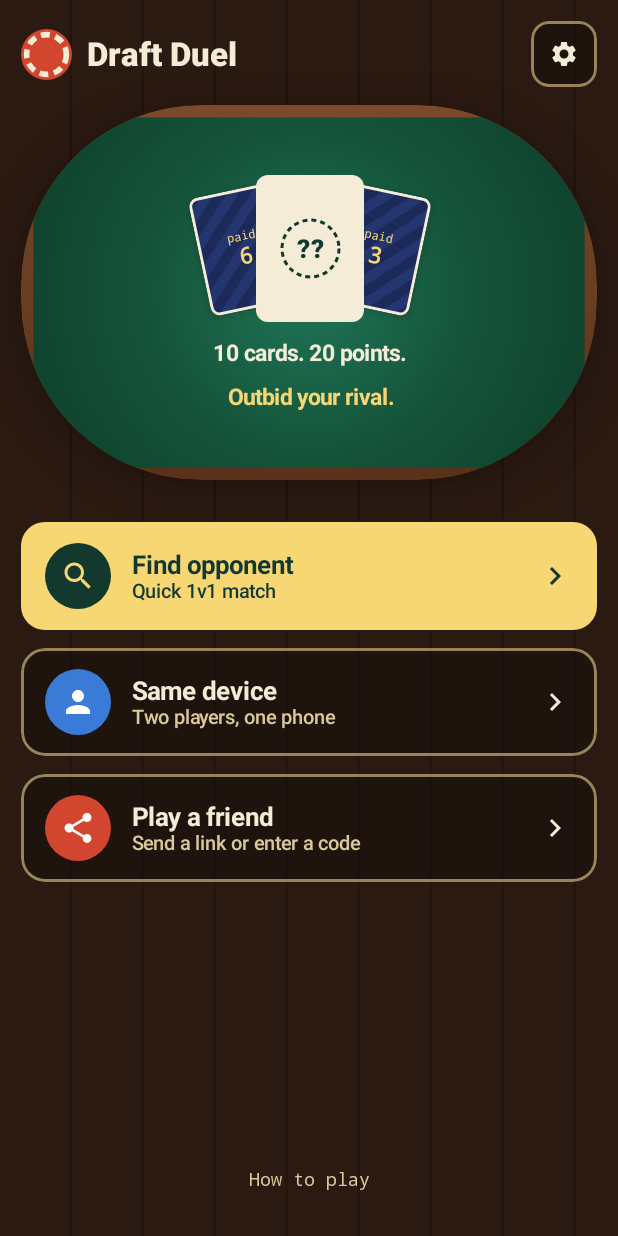
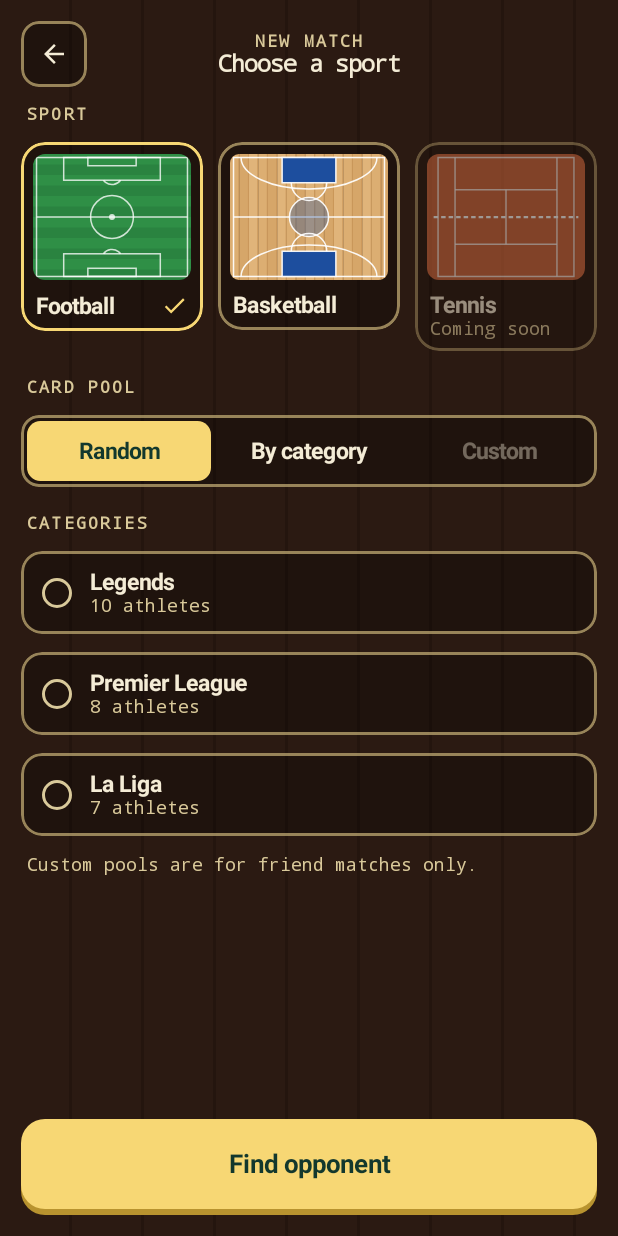
Before and after one commit to vidanstojic/Draft-Duel, an Android app built with Jetpack Compose: the screen it shows after launch (MainActivity), after a tap on "Find opponent", on a phone screen of 412 x 824 dp. Run offline under Robolectric (Android 15) with nearby library versions, the phone set to English and light mode, and no system bars; our stand-ins replace Compose Multiplatform resources.

Commit message:
feat(category): sport and card pool selection
Category screen with sport tiles that preview each surface (tennis shown
as coming soon), card pool source (random, by category, custom for friend
matches only) and the category list. The view model stores the chosen
MatchSetup in the session repository.

```diff
--- a/composeApp/src/commonMain/composeResources/values/strings.xml
+++ b/composeApp/src/commonMain/composeResources/values/strings.xml
@@ -28,4 +28,24 @@
     <string name="mode_friend_subtitle">Send a link or enter a code</string>
     <string name="how_to_play">How to play</string>
     <string name="how_to_play_rules">You both start with 20 points. 10 cards go up for auction, one at a time.\n\nThe opener must bid. Then raise by 1, 2 or 5, or pass and the other player takes the card at their last bid.\n\nRatings stay hidden. You see yours when you win a card and your rival's at the end.\n\nThe higher total rating wins.</string>
+    <!-- Sports -->
+    <string name="sport_football">Football</string>
+    <string name="sport_basketball">Basketball</string>
+    <string name="sport_tennis">Tennis</string>
+
+    <!-- Category -->
+    <string name="category_new_match">New match</string>
+    <string name="category_title">Choose a sport</string>
+    <string name="category_sport">Sport</string>
+    <string name="category_pool">Card pool</string>
+    <string name="category_pick_categories">Categories</string>
+    <string name="category_athletes">%1$d athletes</string>
+    <string name="category_coming_soon">Coming soon</string>
+    <string name="category_custom_hint">You will pick at least 10 athletes before sending the invite. Coming soon.</string>
+    <string name="category_custom_friend_only">Custom pools are for friend matches only.</string>
+    <string name="source_random">Random</string>
+    <string name="source_category">By category</string>
+    <string name="source_custom">Custom</string>
+    <string name="cta_continue">Continue</string>
+    <string name="cta_create_invite">Create invite</string>
 </resources>
--- a/composeApp/src/commonMain/kotlin/com/vidanstojic/draftduel/navigation/DraftDuelNavHost.kt
+++ b/composeApp/src/commonMain/kotlin/com/vidanstojic/draftduel/navigation/DraftDuelNavHost.kt
@@ -6,6 +6,9 @@ import androidx.navigation.NavHostController
 import androidx.navigation.compose.NavHost
 import androidx.navigation.compose.composable
 import androidx.navigation.compose.rememberNavController
+import androidx.navigation.toRoute
+import com.vidanstojic.draftduel.domain.model.GameMode
+import com.vidanstojic.draftduel.ui.screens.category.CategoryRoute
 import com.vidanstojic.draftduel.ui.screens.home.HomeRoute
 
 @Composable
@@ -19,7 +22,15 @@ fun DraftDuelNavHost(
         modifier = modifier,
     ) {
         composable<Route.Home> {
-            HomeRoute(onModeSelected = {})
+            HomeRoute(onModeSelected = { mode -> navController.navigate(Route.ChooseCategory(mode.name)) })
+        }
+        composable<Route.ChooseCategory> { entry ->
+            val route = entry.toRoute<Route.ChooseCategory>()
+            CategoryRoute(
+                mode = GameMode.valueOf(route.mode),
+                onBack = { navController.popBackStack() },
+                onContinue = { },
+            )
         }
     }
 }
--- a/composeApp/src/commonMain/kotlin/com/vidanstojic/draftduel/navigation/Route.kt
+++ b/composeApp/src/commonMain/kotlin/com/vidanstojic/draftduel/navigation/Route.kt
@@ -10,4 +10,7 @@ sealed interface Route {
 
     @Serializable
     data object Home : Route
+
+    @Serializable
+    data class ChooseCategory(val mode: String) : Route
 }
--- /dev/null
+++ b/composeApp/src/commonMain/kotlin/com/vidanstojic/draftduel/ui/screens/category/CategoryScreen.kt
@@ -0,0 +1,334 @@
+package com.vidanstojic.draftduel.ui.screens.category
+
+import androidx.compose.foundation.background
+import androidx.compose.foundation.border
+import androidx.compose.foundation.clickable
+import androidx.compose.foundation.layout.Arrangement
+import androidx.compose.foundation.layout.Box
+import androidx.compose.foundation.layout.Column
+import androidx.compose.foundation.layout.Row
+import androidx.compose.foundation.layout.fillMaxWidth
+import androidx.compose.foundation.layout.height
+import androidx.compose.foundation.layout.padding
+import androidx.compose.foundation.layout.size
+import androidx.compose.foundation.rememberScrollState
+import androidx.compose.foundation.selection.selectable
+import androidx.compose.foundation.shape.CircleShape
+import androidx.compose.foundation.shape.RoundedCornerShape
+import androidx.compose.foundation.verticalScroll
+import androidx.compose.material.icons.Icons
+import androidx.compose.material.icons.automirrored.filled.ArrowBack
+import androidx.compose.material.icons.filled.Check
+import androidx.compose.material3.Icon
+import androidx.compose.material3.Text
+import androidx.compose.runtime.Composable
+import androidx.compose.runtime.getValue
+import androidx.compose.ui.Alignment
+import androidx.compose.ui.Modifier
+import androidx.compose.ui.draw.alpha
+import androidx.compose.ui.draw.clip
+import androidx.compose.ui.semantics.Role
+import androidx.compose.ui.unit.dp
+import androidx.lifecycle.compose.collectAsStateWithLifecycle
+import androidx.lifecycle.viewmodel.compose.viewModel
+import com.vidanstojic.draftduel.di.LocalAppContainer
+import com.vidanstojic.draftduel.domain.model.GameMode
+import com.vidanstojic.draftduel.domain.model.Sport
+import com.vidanstojic.draftduel.resources.Res
+import com.vidanstojic.draftduel.resources.back
+import com.vidanstojic.draftduel.resources.category_athletes
+import com.vidanstojic.draftduel.resources.category_coming_soon
+import com.vidanstojic.draftduel.resources.category_custom_friend_only
+import com.vidanstojic.draftduel.resources.category_custom_hint
+import com.vidanstojic.draftduel.resources.category_new_match
+import com.vidanstojic.draftduel.resources.category_pick_categories
+import com.vidanstojic.draftduel.resources.category_pool
+import com.vidanstojic.draftduel.resources.category_sport
+import com.vidanstojic.draftduel.resources.category_title
+import com.vidanstojic.draftduel.resources.cta_continue
+import com.vidanstojic.draftduel.resources.cta_create_invite
+import com.vidanstojic.draftduel.resources.mode_find_title
+import com.vidanstojic.draftduel.resources.source_category
+import com.vidanstojic.draftduel.resources.source_custom
+import com.vidanstojic.draftduel.resources.source_random
+import com.vidanstojic.draftduel.resources.sport_basketball
+import com.vidanstojic.draftduel.resources.sport_football
+import com.vidanstojic.draftduel.resources.sport_tennis
+import com.vidanstojic.draftduel.ui.components.DdIconButton
+import com.vidanstojic.draftduel.ui.components.DdPrimaryButton
+import com.vidanstojic.draftduel.ui.components.DdScreen
+import com.vidanstojic.draftduel.ui.components.DdTopBar
+import com.vidanstojic.draftduel.ui.components.SectionLabel
+import com.vidanstojic.draftduel.ui.components.TopBarTitle
+import com.vidanstojic.draftduel.ui.surface.SurfacePreview
+import com.vidanstojic.draftduel.ui.surface.SurfaceStyle
+import com.vidanstojic.draftduel.ui.surface.surfaceStyle
+import com.vidanstojic.draftduel.ui.theme.DraftDuelTheme
+import org.jetbrains.compose.resources.StringResource
+import org.jetbrains.compose.resources.stringResource
+import org.jetbrains.compose.ui.tooling.preview.Preview
+
+@Composable
+fun CategoryRoute(
+    mode: GameMode,
+    onBack: () -> Unit,
+    onContinue: (GameMode) -> Unit,
+) {
+    val container = LocalAppContainer.current
+    val viewModel = viewModel {
+        CategoryViewModel(mode, container.packRepository, container.profileRepository, container.sessionRepository)
+    }
+    val state by viewModel.state.collectAsStateWithLifecycle()
+    CategoryScreen(
+        state = state,
+        onBack = onBack,
+        onSportSelected = viewModel::selectSport,
+        onSourceSelected = viewModel::selectSource,
+        onCategorySelected = viewModel::selectCategory,
+        onContinue = { onContinue(viewModel.confirm()) },
+    )
+}
+
+@Composable
+fun CategoryScreen(
+    state: CategoryUiState,
+    onBack: () -> Unit,
+    onSportSelected: (Sport) -> Unit,
+    onSourceSelected: (PoolSourceType) -> Unit,
+    onCategorySelected: (String) -> Unit,
+    onContinue: () -> Unit,
+) {
+    DdScreen(surface = SurfaceStyle.TABLE) {
+        DdTopBar(
+            leading = { DdIconButton(Icons.AutoMirrored.Filled.ArrowBack, stringResource(Res.string.back), onBack) },
+            title = { TopBarTitle(stringResource(Res.string.category_new_match), stringResource(Res.string.category_title)) },
+        )
+        Column(
+            modifier = Modifier
+                .weight(1f)
+                .verticalScroll(rememberScrollState()),
+            verticalArrangement = Arrangement.spacedBy(12.dp),
+        ) {
+            SectionLabel(stringResource(Res.string.category_sport), Modifier.padding(horizontal = 4.dp))
+            Row(horizontalArrangement = Arrangement.spacedBy(10.dp)) {
+                state.sports.forEach { option ->
+                    SportTile(
+                        option = option,
+                        selected = option.sport == state.selectedSport,
+                        onClick = { onSportSelected(option.sport) },
+                        modifier = Modifier.weight(1f),
+                    )
+                }
+            }
+
+            SectionLabel(stringResource(Res.string.category_pool), Modifier.padding(start = 4.dp, top = 6.dp))
+            SourceSelector(
+                selected = state.sourceType,
+                customAllowed = state.customAllowed,
+                onSelected = onSourceSelected,
+            )
+
+            when (state.sourceType) {
+                PoolSourceType.CATEGORY, PoolSourceType.RANDOM -> {
+                    SectionLabel(stringResource(Res.string.category_pick_categories), Modifier.padding(start = 4.dp, top = 6.dp))
+                    state.categories.forEach { category ->
+                        CategoryRow(
+                            category = category,
+                            selected = state.sourceType == PoolSourceType.CATEGORY && category.id == state.selectedCategoryId,
+                            onClick = { onCategorySelected(category.id) },
+                        )
+                    }
+                }
+                PoolSourceType.CUSTOM -> Text(
+                    text = stringResource(Res.string.category_custom_hint),
+                    style = DraftDuelTheme.type.caption,
+                    color = DraftDuelTheme.colors.muted,
+                    modifier = Modifier.padding(horizontal = 4.dp),
+                )
+            }
+            if (!state.customAllowed) {
+                Text(
+                    text = stringResource(Res.string.category_custom_friend_only),
+                    style = DraftDuelTheme.type.mono,
+                    color = DraftDuelTheme.colors.muted,
+                    modifier = Modifier.padding(horizontal = 4.dp),
+                )
+            }
+        }
+        DdPrimaryButton(
+            text = stringResource(ctaFor(state.mode)),
+            onClick = onContinue,
+            enabled = state.canContinue,
+            modifier = Modifier.fillMaxWidth(),
+        )
+    }
+}
+
+private fun ctaFor(mode: GameMode): StringResource = when (mode) {
+    GameMode.QUICK_MATCH -> Res.string.mode_find_title
+    GameMode.FRIEND -> Res.string.cta_create_invite
+    GameMode.SAME_DEVICE -> Res.string.cta_continue
+}
+
+private fun Sport.label(): StringResource = when (this) {
+    Sport.FOOTBALL -> Res.string.sport_football
+    Sport.BASKETBALL -> Res.string.sport_basketball
+    Sport.TENNIS -> Res.string.sport_tennis
+}
+
+@Composable
+private fun SportTile(
+    option: SportOptionUi,
+    selected: Boolean,
+    onClick: () -> Unit,
+    modifier: Modifier = Modifier,
+) {
+    val colors = DraftDuelTheme.colors
+    val shape = RoundedCornerShape(16.dp)
+    Column(
+        modifier = modifier
+            .alpha(if (option.available) 1f else 0.55f)
+            .clip(shape)
+            .background(colors.panel)
+            .border(if (selected) 2.dp else 1.5.dp, if (selected) colors.accent else colors.outline, shape)
+            .selectable(selected = selected, enabled = option.available, role = Role.RadioButton, onClick = onClick)
+            .padding(8.dp),
+        verticalArrangement = Arrangement.spacedBy(8.dp),
+    ) {
+        SurfacePreview(
+            style = option.sport.surfaceStyle(),
+            modifier = Modifier
+                .fillMaxWidth()
+                .height(84.dp),
+        )
+        Row(
+            modifier = Modifier
+                .fillMaxWidth()
+                .padding(horizontal = 2.dp),
+            horizontalArrangement = Arrangement.SpaceBetween,
+            verticalAlignment = Alignment.CenterVertically,
+        ) {
+            Column {
+                Text(stringResource(option.sport.label()), style = DraftDuelTheme.type.bodyStrong, color = colors.onScreen)
+                if (!option.available) {
+                    Text(stringResource(Res.string.category_coming_soon), style = DraftDuelTheme.type.mono, color = colors.muted)
+                }
+            }
+            if (selected) {
+                Icon(Icons.Filled.Check, contentDescription = null, tint = colors.accent, modifier = Modifier.size(18.dp))
+            }
+        }
+    }
+}
+
+@Composable
+private fun SourceSelector(
+    selected: PoolSourceType,
+    customAllowed: Boolean,
+    onSelected: (PoolSourceType) -> Unit,
+) {
+    val colors = DraftDuelTheme.colors
+    val shape = RoundedCornerShape(12.dp)
+    Row(
+        modifier = Modifier
+            .fillMaxWidth()
+            .clip(shape)
+            .background(colors.panel)
+            .border(1.5.dp, colors.outline, shape)
+            .padding(4.dp),
+        horizontalArrangement = Arrangement.spacedBy(4.dp),
+    ) {
+        PoolSourceType.entries.forEach { type ->
+            val isSelected = type == selected
+            val enabled = type != PoolSourceType.CUSTOM || customAllowed
+            val label = when (type) {
+                PoolSourceType.RANDOM -> Res.string.source_random
+                PoolSourceType.CATEGORY -> Res.string.source_category
+                PoolSourceType.CUSTOM -> Res.string.source_custom
+            }
+            Box(
+                modifier = Modifier
+                    .weight(1f)
+                    .height(40.dp)
+                    .clip(RoundedCornerShape(9.dp))
+                    .background(if (isSelected) colors.accent else colors.panel.copy(alpha = 0f))
+                    .selectable(selected = isSelected, enabled = enabled, role = Role.Tab, onClick = { onSelected(type) })
+                    .alpha(if (enabled) 1f else 0.4f),
+                contentAlignment = Alignment.Center,
+            ) {
+                Text(
+                    text = stringResource(label),
+                    style = DraftDuelTheme.type.bodyStrong,
+                    color = if (isSelected) colors.onAccent else colors.onScreen,
+                )
+            }
+        }
+    }
+}
+
+@Composable
+private fun CategoryRow(
+    category: CategoryOptionUi,
+    selected: Boolean,
+    onClick: () -> Unit,
+) {
+    val colors = DraftDuelTheme.colors
+    val shape = RoundedCornerShape(14.dp)
+    Row(
+        modifier = Modifier
+            .fillMaxWidth()
+            .clip(shape)
+            .background(colors.panel)
+            .border(1.5.dp, if (selected) colors.accent else colors.outline, shape)
+            .selectable(selected = selected, role = Role.RadioButton, onClick = onClick)
+            .padding(horizontal = 14.dp, vertical = 12.dp),
+        horizontalArrangement = Arrangement.spacedBy(12.dp),
+        verticalAlignment = Alignment.CenterVertically,
+    ) {
+        Box(
+            modifier = Modifier
+                .size(20.dp)
+                .border(2.dp, if (selected) colors.accent else colors.muted, CircleShape),
+            contentAlignment = Alignment.Center,
+        ) {
+            if (selected) Box(Modifier.size(10.dp).background(colors.accent, CircleShape))
+        }
+        Column(Modifier.weight(1f)) {
+            Text(category.name, style = DraftDuelTheme.type.bodyStrong, color = colors.onScreen)
+            Text(
+                text = stringResource(Res.string.category_athletes, category.athleteCount),
+                style = DraftDuelTheme.type.mono,
+                color = colors.muted,
+            )
+        }
+    }
+}
+
+@Preview
+@Composable
+private fun CategoryScreenPreview() {
+    DraftDuelTheme {
+        CategoryScreen(
+            state = CategoryUiState(
+                mode = GameMode.QUICK_MATCH,
+                sports = listOf(
+                    SportOptionUi(Sport.FOOTBALL, true),
+                    SportOptionUi(Sport.BASKETBALL, true),
+                    SportOptionUi(Sport.TENNIS, false),
+                ),
+                selectedSport = Sport.FOOTBALL,
+                sourceType = PoolSourceType.CATEGORY,
+                categories = listOf(
+                    CategoryOptionUi("legends", "Legends", 10),
+                    CategoryOptionUi("premier-league", "Premier League", 9),
+                ),
+                selectedCategoryId = "legends",
+            ),
+            onBack = {},
+            onSportSelected = {},
+            onSourceSelected = {},
+            onCategorySelected = {},
+            onContinue = {},
+        )
+    }
+}
--- /dev/null
+++ b/composeApp/src/commonMain/kotlin/com/vidanstojic/draftduel/ui/screens/category/CategoryUiState.kt
@@ -0,0 +1,40 @@
+package com.vidanstojic.draftduel.ui.screens.category
+
+import androidx.compose.runtime.Immutable
+import com.vidanstojic.draftduel.domain.model.GameMode
+import com.vidanstojic.draftduel.domain.model.Sport
+
+enum class PoolSourceType { RANDOM, CATEGORY, CUSTOM }
+
+@Immutable
+data class SportOptionUi(
+    val sport: Sport,
+    val available: Boolean,
+)
+
+@Immutable
+data class CategoryOptionUi(
+    val id: String,
+    val name: String,
+    val athleteCount: Int,
+)
+
+@Immutable
+data class CategoryUiState(
+    val mode: GameMode,
+    val sports: List<SportOptionUi>,
+    val selectedSport: Sport,
+    val sourceType: PoolSourceType = PoolSourceType.RANDOM,
+    val categories: List<CategoryOptionUi> = emptyList(),
+    val selectedCategoryId: String? = null,
+) {
+    /** Hand-picked pools exist only in friend matches (spec §5). */
+    val customAllowed: Boolean get() = mode == GameMode.FRIEND
+
+    val canContinue: Boolean
+        get() = when (sourceType) {
+            PoolSourceType.RANDOM -> true
+            PoolSourceType.CATEGORY -> selectedCategoryId != null
+            PoolSourceType.CUSTOM -> customAllowed
+        }
+}
--- /dev/null
+++ b/composeApp/src/commonMain/kotlin/com/vidanstojic/draftduel/ui/screens/category/CategoryViewModel.kt
@@ -0,0 +1,84 @@
+package com.vidanstojic.draftduel.ui.screens.category
+
+import androidx.lifecycle.ViewModel
+import com.vidanstojic.draftduel.domain.model.GameMode
+import com.vidanstojic.draftduel.domain.model.MatchSetup
+import com.vidanstojic.draftduel.domain.model.PoolSource
+import com.vidanstojic.draftduel.domain.model.Sport
+import com.vidanstojic.draftduel.domain.repository.MatchSessionRepository
+import com.vidanstojic.draftduel.domain.repository.PackRepository
+import com.vidanstojic.draftduel.domain.repository.ProfileRepository
+import kotlinx.coroutines.flow.MutableStateFlow
+import kotlinx.coroutines.flow.StateFlow
+import kotlinx.coroutines.flow.asStateFlow
+import kotlinx.coroutines.flow.update
+
+class CategoryViewModel(
+    mode: GameMode,
+    private val packRepository: PackRepository,
+    private val profileRepository: ProfileRepository,
+    private val sessionRepository: MatchSessionRepository,
+) : ViewModel() {
+
+    private val _state = MutableStateFlow(initialState(mode))
+    val state: StateFlow<CategoryUiState> = _state.asStateFlow()
+
+    fun selectSport(sport: Sport) {
+        if (packRepository.pack(sport) == null) return
+        _state.update {
+            it.copy(
+                selectedSport = sport,
+                categories = categoriesOf(sport),
+                selectedCategoryId = null,
+                sourceType = if (it.sourceType == PoolSourceType.CATEGORY) PoolSourceType.RANDOM else it.sourceType,
+            )
+        }
+    }
+
+    fun selectSource(type: PoolSourceType) {
+        _state.update { current ->
+            if (type == PoolSourceType.CUSTOM && !current.customAllowed) return@update current
+            current.copy(
+                sourceType = type,
+                selectedCategoryId = current.selectedCategoryId ?: current.categories.firstOrNull()?.id,
+            )
+        }
+    }
+
+    fun selectCategory(categoryId: String) {
+        _state.update { it.copy(sourceType = PoolSourceType.CATEGORY, selectedCategoryId = categoryId) }
+    }
+
+    /** Stores the setup for the next screen. Returns the mode so the caller can navigate. */
+    fun confirm(): GameMode {
+        val current = _state.value
+        val source = when (current.sourceType) {
+            PoolSourceType.RANDOM -> PoolSource.Random
+            PoolSourceType.CATEGORY -> current.selectedCategoryId?.let { PoolSource.ByCategory(it) } ?: PoolSource.Random
+            PoolSourceType.CUSTOM -> PoolSource.Custom
+        }
+        sessionRepository.setup = MatchSetup(
+            mode = current.mode,
+            sport = current.selectedSport,
+            poolSource = source,
+            you = profileRepository.currentPlayer(),
+        )
+        return current.mode
+    }
+
+    private fun initialState(mode: GameMode): CategoryUiState {
+        val sports = packRepository.sports().map { SportOptionUi(it, available = packRepository.pack(it) != null) }
+        val first = sports.first { it.available }.sport
+        return CategoryUiState(
+            mode = mode,
+            sports = sports,
+            selectedSport = first,
+            categories = categoriesOf(first),
+        )
+    }
+
+    private fun categoriesOf(sport: Sport): List<CategoryOptionUi> {
+        val pack = packRepository.pack(sport) ?: return emptyList()
+        return pack.categories.map { CategoryOptionUi(it.id, it.name, pack.cardsIn(it.id).size) }
+    }
+}
```
